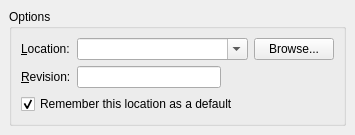
breezy-team/qbrz, file ui/merge.ui: the form before one commit.
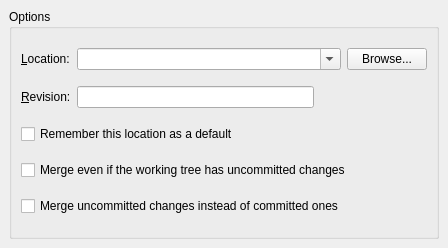
The form after the commit.

Commit message: Enhance qmerge with --force and --uncommitted support

Patch:
```diff
--- a/ui/merge.ui
+++ b/ui/merge.ui
@@ -1,12 +1,12 @@
 <ui version="4.0" >
  <class>MergeForm</class>
- <widget class="QWidget" name="MergeForm" >
-  <property name="geometry" >
+ <widget class="QWidget" name="MergeForm">
+  <property name="geometry">
    <rect>
     <x>0</x>
     <y>0</y>
-    <width>355</width>
-    <height>133</height>
+    <width>448</width>
+    <height>248</height>
    </rect>
   </property>
   <property name="windowTitle" >
@@ -80,8 +80,19 @@
         <property name="text" >
          <string>Remember this location as a default</string>
         </property>
-        <property name="checked" >
-         <bool>true</bool>
+       </widget>
+      </item>
+      <item row="3" column="0" colspan="4">
+       <widget class="QCheckBox" name="force">
+        <property name="text">
+         <string>Merge even if the working tree has uncommitted changes</string>
+        </property>
+       </widget>
+      </item>
+      <item row="4" column="0" colspan="4">
+       <widget class="QCheckBox" name="uncommitted">
+        <property name="text">
+         <string>Merge uncommitted changes instead of committed ones</string>
         </property>
        </widget>
       </item>
```
Left out of the diff: 67 changed lines with no effect on the pictures. The commit also changes 4 other files.
